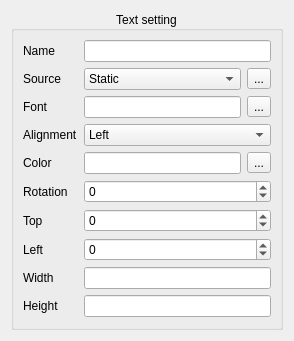
This is HoruxCardDesigner/textsetting.ui in BackupTheBerlios/horux-svn as Qt 5 draws it before an edit. The edited form follows.
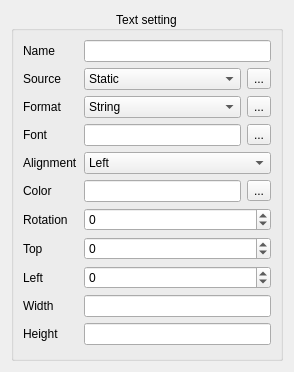
This is the edited form.

```diff
--- a/HoruxCardDesigner/textsetting.ui
+++ b/HoruxCardDesigner/textsetting.ui
@@ -7,7 +7,7 @@
     <x>0</x>
     <y>0</y>
     <width>294</width>
-    <height>341</height>
+    <height>372</height>
    </rect>
   </property>
   <property name="maximumSize">
@@ -19,8 +19,8 @@
   <property name="windowTitle">
    <string>Form</string>
   </property>
-  <layout class="QGridLayout" name="gridLayout_2">
-   <item row="0" column="0">
+  <layout class="QVBoxLayout" name="verticalLayout">
+   <item>
     <widget class="QGroupBox" name="groupBox">
      <property name="title">
       <string>Text setting</string>
@@ -83,6 +83,48 @@
        </layout>
       </item>
       <item row="2" column="0">
+       <widget class="QLabel" name="label_11">
+        <property name="text">
+         <string>Format</string>
+        </property>
+       </widget>
+      </item>
+      <item row="2" column="1">
+       <layout class="QHBoxLayout" name="horizontalLayout_4">
+        <item>
+         <widget class="QComboBox" name="format">
+          <item>
+           <property name="text">
+            <string>String</string>
+           </property>
+          </item>
+          <item>
+           <property name="text">
+            <string>Integer</string>
+           </property>
+          </item>
+          <item>
+           <property name="text">
+            <string>Float</string>
+           </property>
+          </item>
+          <item>
+           <property name="text">
+            <string>Date</string>
+           </property>
+          </item>
+         </widget>
+        </item>
+        <item>
+         <widget class="QToolButton" name="formatButton">
+          <property name="text">
+           <string>...</string>
+          </property>
+         </widget>
+        </item>
+       </layout>
+      </item>
+      <item row="3" column="0">
        <widget class="QLabel" name="label_3">
         <property name="text">
          <string>Font</string>
@@ -92,7 +134,7 @@
         </property>
        </widget>
       </item>
-      <item row="2" column="1">
+      <item row="3" column="1">
        <layout class="QHBoxLayout" name="horizontalLayout">
         <item>
          <widget class="QLineEdit" name="fontText"/>
@@ -106,7 +148,7 @@
         </item>
        </layout>
       </item>
-      <item row="3" column="0">
+      <item row="4" column="0">
        <widget class="QLabel" name="label_4">
         <property name="text">
          <string>Alignment</string>
@@ -116,7 +158,7 @@
         </property>
        </widget>
       </item>
-      <item row="3" column="1">
+      <item row="4" column="1">
        <widget class="QComboBox" name="alignment">
         <item>
          <property name="text">
@@ -135,7 +177,7 @@
         </item>
        </widget>
       </item>
-      <item row="4" column="0">
+      <item row="5" column="0">
        <widget class="QLabel" name="label_5">
         <property name="text">
          <string>Color</string>
@@ -145,7 +187,7 @@
         </property>
        </widget>
       </item>
-      <item row="4" column="1">
+      <item row="5" column="1">
        <layout class="QHBoxLayout" name="horizontalLayout_2">
         <item>
          <widget class="QLineEdit" name="colorText"/>
@@ -159,7 +201,7 @@
         </item>
        </layout>
       </item>
-      <item row="5" column="0">
+      <item row="6" column="0">
        <widget class="QLabel" name="label_6">
         <property name="text">
          <string>Rotation</string>
@@ -169,7 +211,7 @@
         </property>
        </widget>
       </item>
-      <item row="5" column="1">
+      <item row="6" column="1">
        <widget class="QSpinBox" name="rotation">
         <property name="minimum">
          <number>-360</number>
@@ -182,7 +224,7 @@
         </property>
        </widget>
       </item>
-      <item row="6" column="0">
+      <item row="7" column="0">
        <widget class="QLabel" name="label_7">
         <property name="text">
          <string>Top</string>
@@ -192,7 +234,7 @@
         </property>
        </widget>
       </item>
-      <item row="6" column="1">
+      <item row="7" column="1">
        <widget class="QSpinBox" name="top">
         <property name="minimum">
          <number>-300</number>
@@ -205,7 +247,7 @@
         </property>
        </widget>
       </item>
-      <item row="7" column="0">
+      <item row="8" column="0">
        <widget class="QLabel" name="label_8">
         <property name="text">
          <string>Left</string>
@@ -215,7 +257,7 @@
         </property>
        </widget>
       </item>
-      <item row="7" column="1">
+      <item row="8" column="1">
        <widget class="QSpinBox" name="left">
         <property name="minimum">
          <number>-300</number>
@@ -228,28 +270,28 @@
         </property>
        </widget>
       </item>
-      <item row="8" column="0">
+      <item row="9" column="0">
        <widget class="QLabel" name="label_9">
         <property name="text">
          <string>Width</string>
         </property>
        </widget>
       </item>
-      <item row="8" column="1">
+      <item row="9" column="1">
        <widget class="QLineEdit" name="widthRect">
         <property name="readOnly">
          <bool>true</bool>
         </property>
        </widget>
       </item>
-      <item row="9" column="0">
+      <item row="10" column="0">
        <widget class="QLabel" name="label_10">
         <property name="text">
          <string>Height</string>
         </property>
        </widget>
       </item>
-      <item row="9" column="1">
+      <item row="10" column="1">
        <widget class="QLineEdit" name="heightRect">
         <property name="readOnly">
          <bool>true</bool>
```
Left out of the diff: 2 changed lines with no effect on the pictures.
